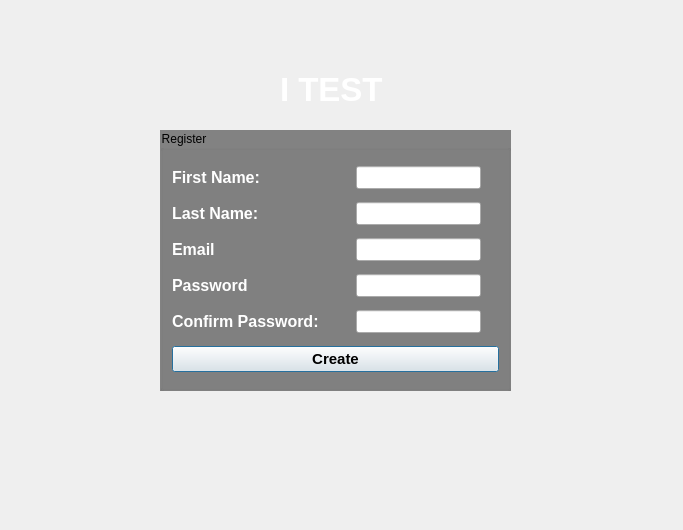
First picture: the form in Group4/brosithst2.ui, repository Assignment-C/UI-APP, before the edit.
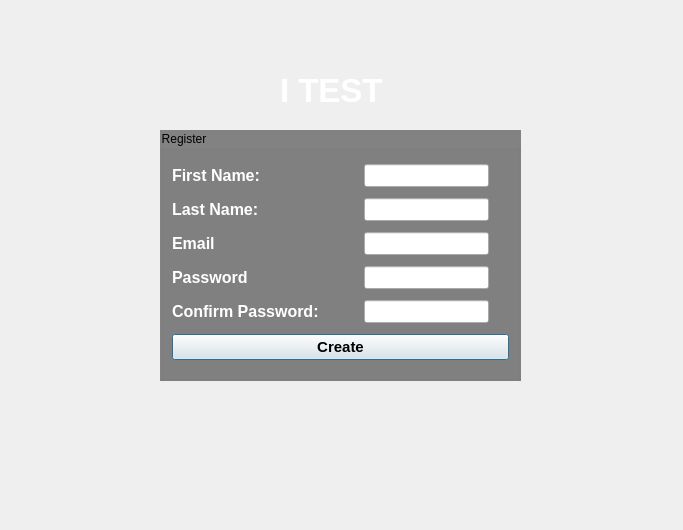
Second picture: the form after the edit. Icons and pictures are not drawn.

What changed in the file:
```diff
--- a/Group4/brosithst2.ui
+++ b/Group4/brosithst2.ui
@@ -24,8 +24,8 @@
     <rect>
      <x>160</x>
      <y>130</y>
-     <width>351</width>
-     <height>261</height>
+     <width>361</width>
+     <height>251</height>
     </rect>
    </property>
    <property name="whatsThis">
@@ -233,8 +233,8 @@
     <rect>
      <x>280</x>
      <y>70</y>
-     <width>104</width>
-     <height>38</height>
+     <width>171</width>
+     <height>41</height>
     </rect>
    </property>
    <property name="font">
```
